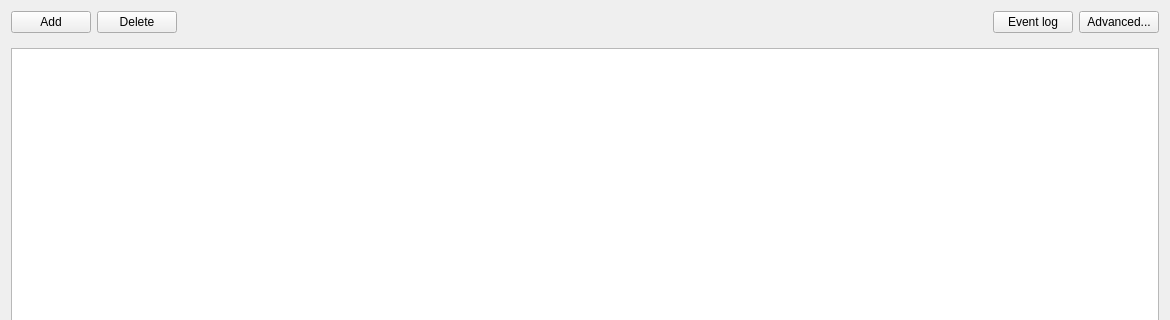
The window that client/src/ui/dialogs/business_rules_dialog.ui (networkoptix/nx_open) describes before a commit, drawn with Qt 5; both pictures show x 0 to 1170 and y 0 to 320 of the 1170 by 719 pixel window.
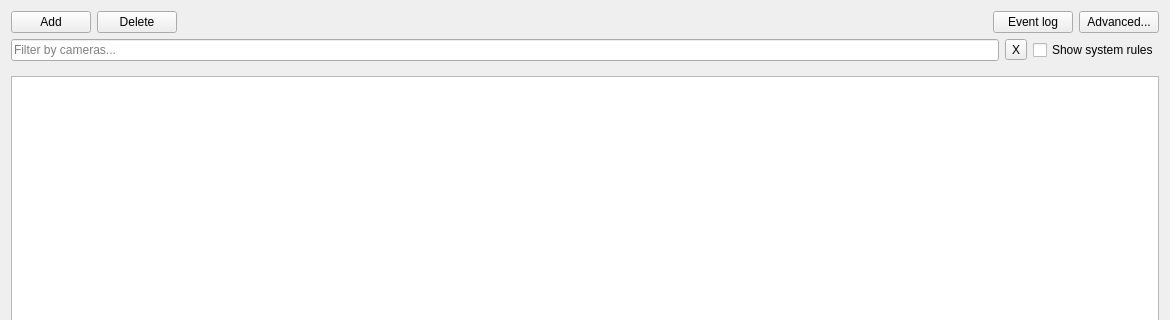
The same window after the commit. Icons and pictures are not drawn. Custom widgets are drawn as their Qt base class.

Commit message:
Feature #2238: Add filter for camera in "Event/Actions rule"
<==== Mercurial data ====>
Branch: master

Diff of the .ui file:
```diff
--- a/client/src/ui/dialogs/business_rules_dialog.ui
+++ b/client/src/ui/dialogs/business_rules_dialog.ui
@@ -13,7 +13,7 @@
   <property name="windowTitle">
    <string>Alarm/Event Rules</string>
   </property>
-  <layout class="QVBoxLayout" name="verticalLayout" stretch="0,1,0,0">
+  <layout class="QVBoxLayout" name="verticalLayout" stretch="0,0,1,0,0">
    <item>
     <layout class="QHBoxLayout" name="horizontalLayout_2">
      <item>
@@ -78,6 +78,31 @@
      </item>
     </layout>
    </item>
+   <item>
+    <layout class="QHBoxLayout" name="horizontalLayout_3">
+     <item>
+      <widget class="QLineEdit" name="filterLineEdit">
+       <property name="placeholderText">
+        <string>Filter by cameras...</string>
+       </property>
+      </widget>
+     </item>
+     <item>
+      <widget class="QToolButton" name="clearFilterButton">
+       <property name="text">
+        <string>X</string>
+       </property>
+      </widget>
+     </item>
+     <item>
+      <widget class="QCheckBox" name="systemRulesCheckBox">
+       <property name="text">
+        <string>Show system rules</string>
+       </property>
+      </widget>
+     </item>
+    </layout>
+   </item>
    <item>
     <widget class="QFrame" name="rulesFrame">
      <layout class="QHBoxLayout" name="horizontalLayout">
```
The commit also changes 3 other files.
